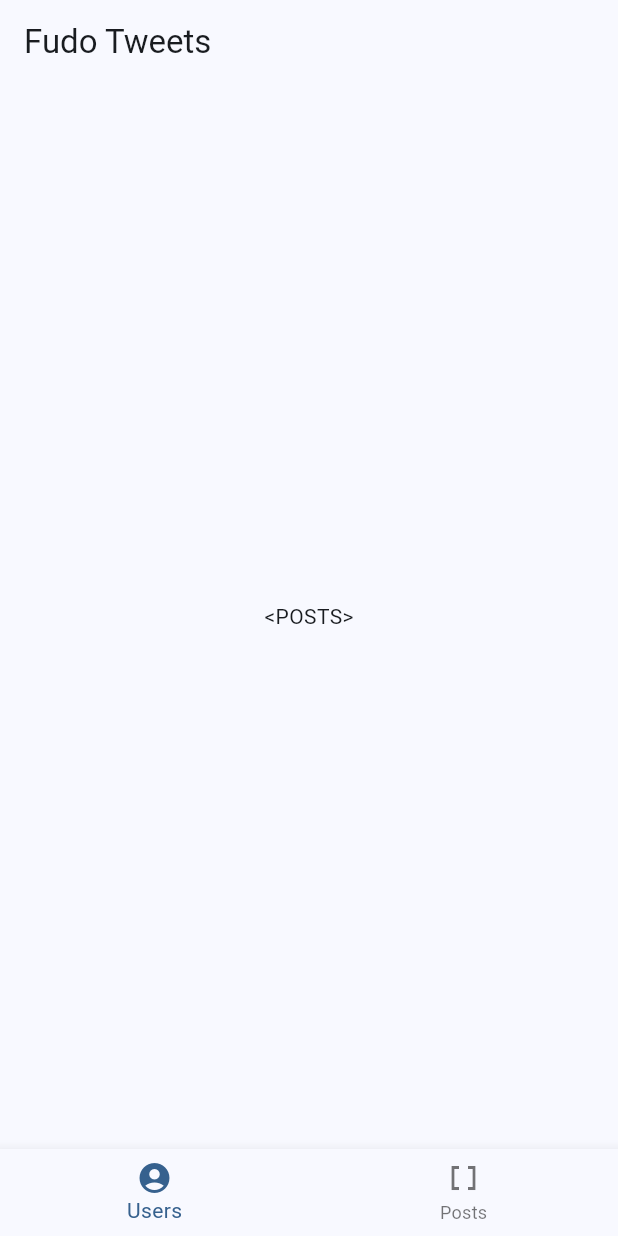
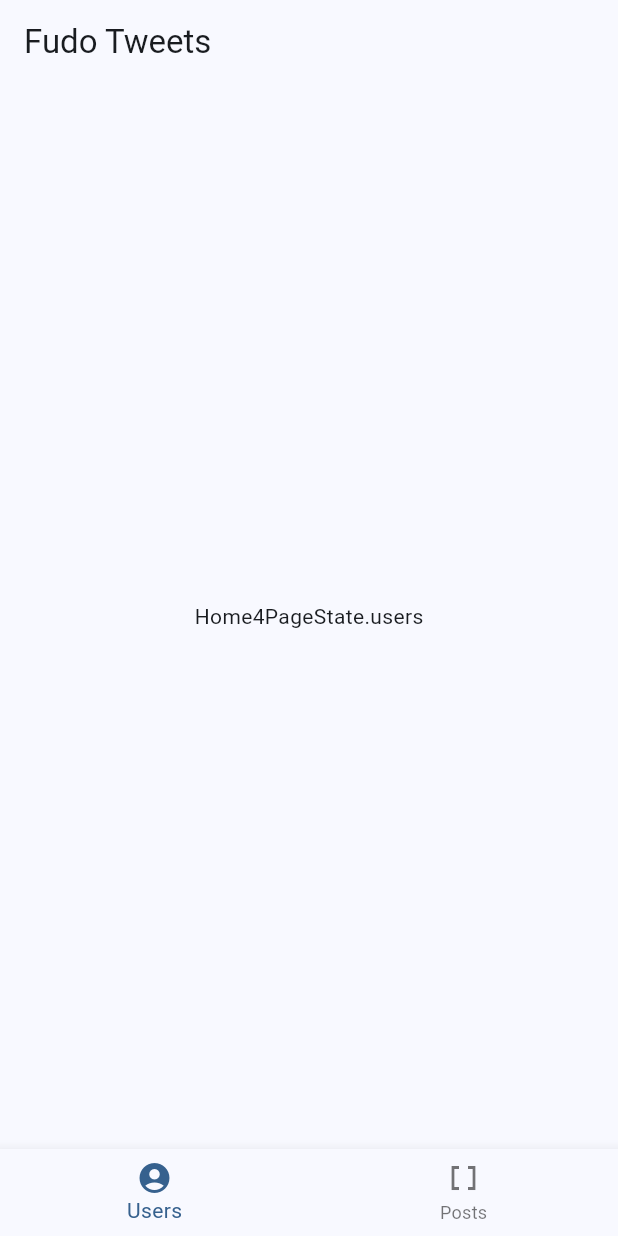
Before and after one commit to gigonzalezs/fudo_challenge, a Flutter app: the screen it shows after launch, on a phone screen of 412 x 824 dp. Run offline on Flutter 3.47's test engine with Material 2 defaults, Android fonts, the phone set to English and light mode, and no system bars; our stand-ins replace flutter_bloc, flutter_login.

Commit message:
spread implementation

```diff
--- a/lib/framework/spread_builder.dart
+++ b/lib/framework/spread_builder.dart
@@ -3,21 +3,21 @@ import 'package:flutter/cupertino.dart';
 import 'package:fudo_challenge/framework/spread_state.dart';
 
 class Spread<T> extends StatefulWidget {
-  final String? stateKey;
+  final String? stateName;
   final Widget Function(BuildContext, T?) builder;
   late bool isTyped;
   late String typeName;
 
-  Spread({super.key, this.stateKey, required this.builder}) {
+  Spread({super.key, this.stateName, required this.builder}) {
     if (T == dynamic) {
       isTyped = false;
       typeName = "dynamic";
-      if (stateKey == null) {
-        throw 'stateKey must be specified for untyped Spread';
+      if (stateName == null) {
+        throw 'stateName must be specified for non typed Spread';
       }
     } else {
       isTyped = true;
-      typeName = T.toString();
+      typeName = 'type:${T.toString()}';
     }
   }
 
@@ -30,7 +30,19 @@ class _SpreadState<T> extends State<Spread<T>> {
   T? currentState;
   Subscription? subscription;
   @override
-  Widget build(BuildContext context) => widget.builder(context, currentState);
+  Widget build(BuildContext context) {
+    return widget.builder(context, currentState ?? _lastState);
+  }
+
+  T? get _lastState {
+    late T? state;
+    if (widget.isTyped) {
+      state = SpreadState().get(widget.typeName);
+    } else {
+      state = SpreadState().get(widget.stateName!);
+    }
+    return state;
+  }
 
   void _updateState(dynamic state) {
     setState(() {
@@ -49,7 +61,7 @@ class _SpreadState<T> extends State<Spread<T>> {
         SpreadState().subscribe<T>(_updateState)
             .then(_onSubscriptionCreated);
      } else {
-        SpreadState().subscribeNamed(widget.stateKey!, _updateState)
+        SpreadState().subscribeNamed(widget.stateName!, _updateState)
         .then(_onSubscriptionCreated);
       }
   }
--- a/lib/framework/spread_state.dart
+++ b/lib/framework/spread_state.dart
@@ -13,6 +13,10 @@ class SpreadState {
   SpreadState._internal() {
     _root = {};
     _listeners = {};
+  }
+
+  T? get<T>(String stateName) {
+    return _root[stateName];
   }
 
   void emit<T>(T state) async {
--- a/lib/pages/home2/home2_page.dart
+++ b/lib/pages/home2/home2_page.dart
@@ -16,7 +16,7 @@ class HomePage2 extends StatelessWidget {
         appBar: _appbar,
         bottomNavigationBar: _navigator(context),
         body: Spread(
-          stateKey: "homeTab",
+          stateName: "homeTab",
           builder: _homeBody,
         )
     );
--- a/lib/pages/home4/home4_page.dart
+++ b/lib/pages/home4/home4_page.dart
@@ -12,9 +12,10 @@ class HomePage4 extends StatelessWidget {
   const HomePage4({super.key
   });
 
+
   @override
   Widget build(BuildContext context) {
-
+    SpreadState().emit<Home4PageState>(Home4PageState.users);
     return Scaffold(
         appBar: _appbar,
         bottomNavigationBar: _navigator(context),
```
